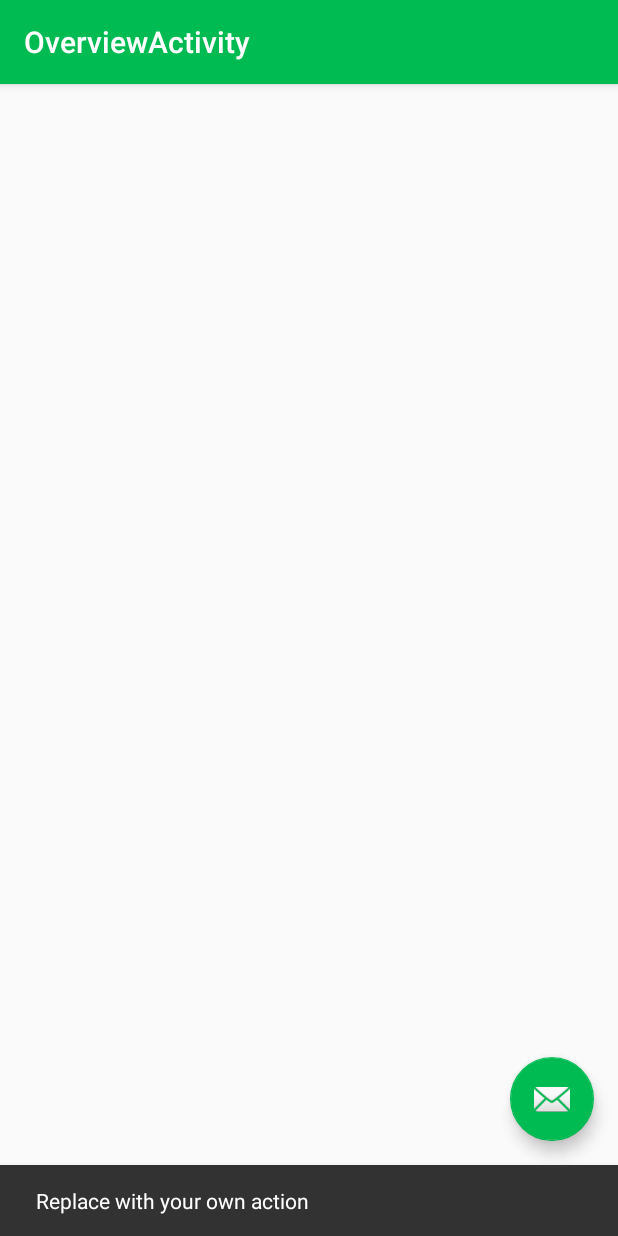
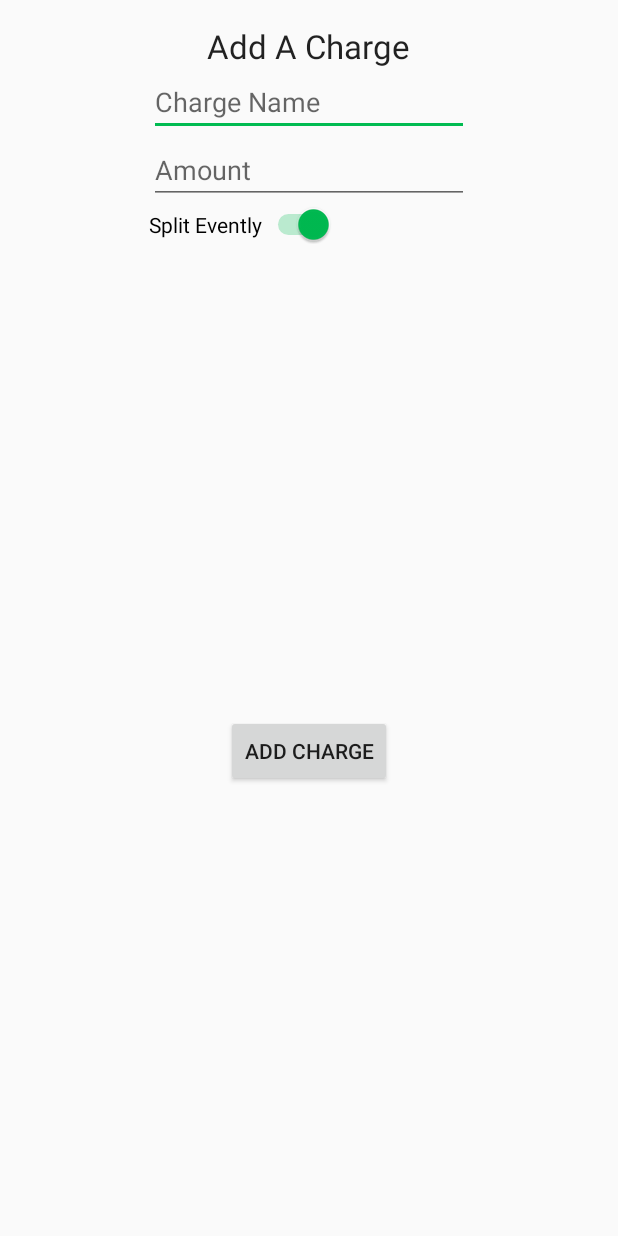
Before and after one commit to ashays/split-it, an Android app: the OverviewActivity screen opened directly, with no data from a screen before it, after a tap on an icon or button, on a phone screen of 412 x 824 dp. Run offline under Robolectric (Android 15) with nearby library versions, the phone set to English and light mode, and no system bars; libraries missing offline, so code that uses them is left out: com.firebase.client; 3 statements that could not run were skipped.

Commit message:
add charge page with structure, nothing added to database yet

```diff
--- a/app/src/main/AndroidManifest.xml
+++ b/app/src/main/AndroidManifest.xml
@@ -29,6 +29,10 @@
             android:label="@string/title_activity_overview"
             android:theme="@style/AppTheme.NoActionBar" />
         <activity
+            android:name=".AddChargeActivity"
+            android:label="@string/title_activity_overview"
+            android:theme="@style/AppTheme.NoActionBar" />
+        <activity
             android:name=".AddTripActivity"
             android:theme="@style/AppTheme.NoActionBar"></activity>
         <activity
--- /dev/null
+++ b/app/src/main/java/com/splitit/splitit/AddChargeActivity.java
@@ -0,0 +1,39 @@
+package com.splitit.splitit;
+
+import android.content.Intent;
+import android.support.v7.app.AppCompatActivity;
+import android.os.Bundle;
+import android.view.View;
+import android.widget.ArrayAdapter;
+import android.widget.EditText;
+import android.widget.ListView;
+
+import com.firebase.client.Firebase;
+
+import java.util.HashMap;
+import java.util.Map;
+
+public class AddChargeActivity extends AppCompatActivity {
+
+    @Override
+    protected void onCreate(Bundle savedInstanceState) {
+        super.onCreate(savedInstanceState);
+        setContentView(R.layout.activity_add_charge);
+    }
+
+    public void actuallyAddCharge(View view) {
+        EditText chargeName = (EditText) findViewById(R.id.chargeName);
+        EditText chargeAmount = (EditText) findViewById(R.id.chargeAmount);
+        System.out.println(chargeName.getText().toString() + " " + chargeAmount.getText().toString());
+        System.out.println(TripActivity.currentUser.getID());
+//        Firebase firebaseRef = new Firebase("https://split-it.firebaseio.com/");
+//        Firebase tripsRef = firebaseRef.child("trips");
+//        Map<String, String> tripNew = new HashMap<String, String>();
+//        tripNew.put("name", tripName.getText().toString());
+//        tripsRef.push().setValue(tripNew);
+        Intent i = new Intent(AddChargeActivity.this, OverviewActivity.class);
+        startActivity(i);
+    }
+
+
+}
--- a/app/src/main/java/com/splitit/splitit/OverviewActivity.java
+++ b/app/src/main/java/com/splitit/splitit/OverviewActivity.java
@@ -55,8 +55,8 @@ public class OverviewActivity extends AppCompatActivity {
         fab.setOnClickListener(new View.OnClickListener() {
             @Override
             public void onClick(View view) {
-                Snackbar.make(view, "Replace with your own action", Snackbar.LENGTH_LONG)
-                        .setAction("Action", null).show();
+                Intent i = new Intent(OverviewActivity.this, AddChargeActivity.class);
+                startActivity(i);
             }
         });
 
@@ -111,11 +111,10 @@ public class OverviewActivity extends AppCompatActivity {
         }
 
 
-
         alertDialogBuilder.setTitle(chargeName.get(position))
-               .setItems(dialogStrings, new DialogInterface.OnClickListener() {
-                   public void onClick(DialogInterface dialog, int which) {
-                   // The 'which' argument contains the index position
+                .setItems(dialogStrings, new DialogInterface.OnClickListener() {
+                    public void onClick(DialogInterface dialog, int which) {
+                        // The 'which' argument contains the index position
                    // of the selected item
                }
         });
--- a/app/src/main/java/com/splitit/splitit/Person.java
+++ b/app/src/main/java/com/splitit/splitit/Person.java
@@ -29,6 +29,8 @@ public class Person {
         return lastName;
     }
 
+    public String getID() { return id; }
+
     public ArrayList<Trip> getTrips() {
         return trips;
     }
--- /dev/null
+++ b/app/src/main/res/layout/activity_add_charge.xml
@@ -0,0 +1,72 @@
+<?xml version="1.0" encoding="utf-8"?>
+<RelativeLayout xmlns:android="http://schemas.android.com/apk/res/android"
+    xmlns:tools="http://schemas.android.com/tools"
+    android:layout_width="match_parent"
+    android:layout_height="match_parent"
+    android:paddingBottom="@dimen/activity_vertical_margin"
+    android:paddingLeft="@dimen/activity_horizontal_margin"
+    android:paddingRight="@dimen/activity_horizontal_margin"
+    android:paddingTop="@dimen/activity_vertical_margin"
+    tools:context="com.splitit.splitit.AddChargeActivity">
+
+    <TextView
+        android:layout_width="wrap_content"
+        android:layout_height="wrap_content"
+        android:textAppearance="?android:attr/textAppearanceLarge"
+        android:text="Add A Charge"
+        android:id="@+id/textView3"
+        android:layout_alignParentTop="true"
+        android:layout_centerHorizontal="true" />
+
+    <EditText
+        android:layout_width="wrap_content"
+        android:layout_height="wrap_content"
+        android:inputType="text"
+        android:hint="Charge Name"
+        android:ems="10"
+        android:id="@+id/chargeName"
+        android:layout_below="@+id/textView3"
+        android:layout_centerHorizontal="true" />
+
+    <EditText
+        android:layout_width="wrap_content"
+        android:layout_height="wrap_content"
+        android:inputType="number"
+        android:hint="Amount"
+        android:ems="10"
+        android:id="@+id/chargeAmount"
+        android:layout_below="@+id/chargeName"
+        android:layout_centerHorizontal="true" />
+
+    <Switch
+        android:layout_width="wrap_content"
+        android:layout_height="wrap_content"
+        android:text="Split Evently"
+        android:id="@+id/chargeSplitEvenly"
+        android:checked="true"
+        android:layout_below="@+id/chargeAmount"
+        android:layout_alignLeft="@+id/chargeAmount"
+        android:layout_alignStart="@+id/chargeAmount" />
+
+    <ListView
+        android:layout_width="wrap_content"
+        android:layout_height="300dp"
+        android:id="@+id/listView"
+        android:choiceMode="multipleChoice"
+        android:layout_below="@+id/chargeSplitEvenly"
+        android:layout_alignLeft="@+id/chargeSplitEvenly"
+        android:layout_alignStart="@+id/chargeSplitEvenly"
+        android:layout_alignRight="@+id/chargeAmount"
+        android:layout_alignEnd="@+id/chargeAmount" />
+
+    <Button
+        android:layout_width="wrap_content"
+        android:layout_height="wrap_content"
+        android:text="Add Charge"
+        android:id="@+id/addChargeBtn"
+        android:layout_below="@+id/listView"
+        android:layout_centerHorizontal="true"
+        android:onClick="actuallyAddCharge"
+        android:layout_marginTop="20px" />
+
+</RelativeLayout>
--- a/app/src/main/res/layout/activity_overview.xml
+++ b/app/src/main/res/layout/activity_overview.xml
@@ -29,6 +29,7 @@
         android:layout_height="wrap_content"
         android:layout_gravity="bottom|end"
         android:layout_margin="@dimen/fab_margin"
-        android:src="@android:drawable/ic_dialog_email" />
+        android:src="@android:drawable/ic_dialog_email"
+        android:onClick="addCharge" />
 
 </android.support.design.widget.CoordinatorLayout>
```
Also changed, not shown: app/src/main/res/layout/friends_list.xml (added, +26 -0 lines).
